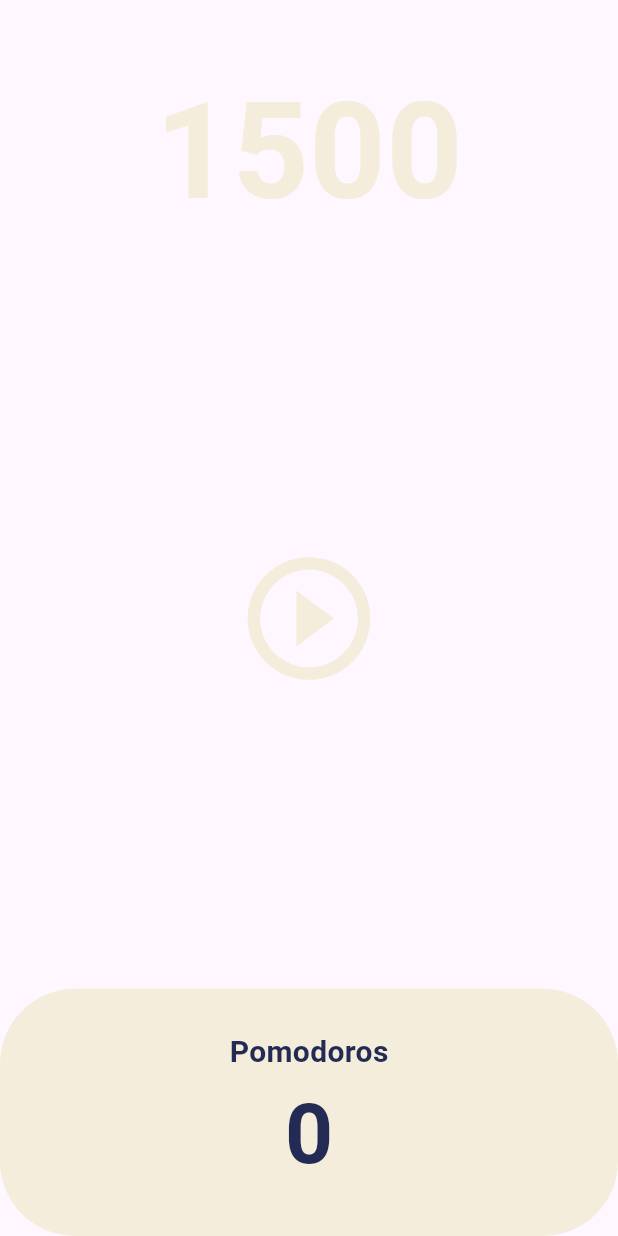
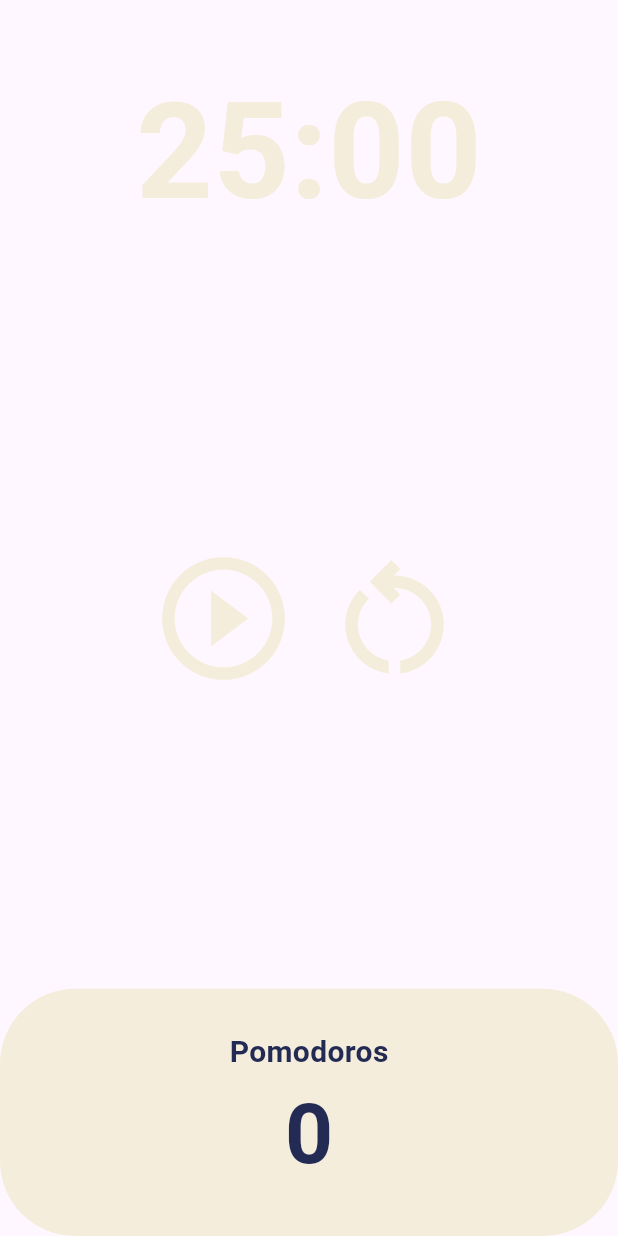
Before and after one commit to duckbill413/dart_flutter, a Flutter app: the screen it shows after launch, on a phone screen of 412 x 824 dp. Run offline on Flutter 3.47's test engine with Material 3 defaults, Android fonts, the phone set to English and light mode, and no system bars.

Commit message:
[feat] pomodoro # 5.4 Challenge - 시간을 재시작할 수 있는 타이머 버튼 생성 및 작동 구현

```diff
--- a/pomodoro/lib/screen/home_screen.dart
+++ b/pomodoro/lib/screen/home_screen.dart
@@ -10,17 +10,53 @@
 }
 
 class _HomeScreenState extends State<HomeScreen> {
+  static const twentyFiveMinutes = 1500;
   late Timer timer;
-  int totalSeconds = 1500;
+  bool isRunning = false;
+  int totalSeconds = twentyFiveMinutes;
+  int totalPomodoros = 0;
 
   void onTick(Timer timer) {
+    if (totalSeconds == 0) {
+      setState(() {
+        totalPomodoros += 1;
+        isRunning = false;
+        totalSeconds = twentyFiveMinutes;
+      });
+      timer.cancel();
+    } else {
       setState(() {
         totalSeconds -= 1;
       });
     }
+  }
 
   void onStartPressed() {
-    timer = Timer.periodic(const Duration(seconds: 1), (timer) => onTick(timer));
+    timer =
+        Timer.periodic(const Duration(seconds: 1), (timer) => onTick(timer));
+    setState(() {
+      isRunning = true;
+    });
+  }
+
+  void onPausePressed() {
+    timer.cancel();
+    setState(() {
+      isRunning = false;
+    });
+  }
+
+  void onRestartPressed() {
+    timer.cancel();
+    setState(() {
+      isRunning = false;
+      totalSeconds = twentyFiveMinutes;
+    });
+  }
+
+  String format(int seconds) {
+    var duration = Duration(seconds: seconds);
+    return duration.toString().split(".").first.substring(2, 7);
   }
 
   @override
@@ -34,7 +70,7 @@
             child: Container(
               alignment: Alignment.bottomCenter,
               child: Text(
-                '$totalSeconds',
+                format(totalSeconds),
                 style: TextStyle(
                   color: Theme.of(context).cardColor,
                   fontSize: 89,
@@ -46,13 +82,29 @@
           Flexible(
             flex: 3,
             child: Center(
-              child: IconButton(
+              child: Row(
+                mainAxisAlignment: MainAxisAlignment.center,
+                children: [
+                  IconButton(
                     iconSize: 98,
                     icon: Icon(
-                  Icons.play_circle_outline,
+                      isRunning
+                          ? Icons.pause_circle_outline
+                          : Icons.play_circle_outline,
                       color: Theme.of(context).cardColor,
                     ),
-                onPressed: onStartPressed,
+                    onPressed: isRunning ? onPausePressed : onStartPressed,
+                  ),
+                  if (!isRunning)
+                    IconButton(
+                      iconSize: 98,
+                      icon: Icon(
+                        Icons.restart_alt_outlined,
+                        color: Theme.of(context).cardColor,
+                      ),
+                      onPressed: onRestartPressed,
+                    ),
+                ],
               ),
             ),
           ),
@@ -78,11 +130,14 @@
                           ),
                         ),
                         Text(
-                          '0',
+                          '$totalPomodoros',
                           style: TextStyle(
                             fontSize: 56,
                             fontWeight: FontWeight.w600,
-                            color: Theme.of(context).textTheme.displayMedium?.color,
+                            color: Theme.of(context)
+                                .textTheme
+                                .displayMedium
+                                ?.color,
                           ),
                         ),
                       ],
```
Also changed, not shown: 1 other file. Lines whose indentation alone changed are shown as unchanged.
